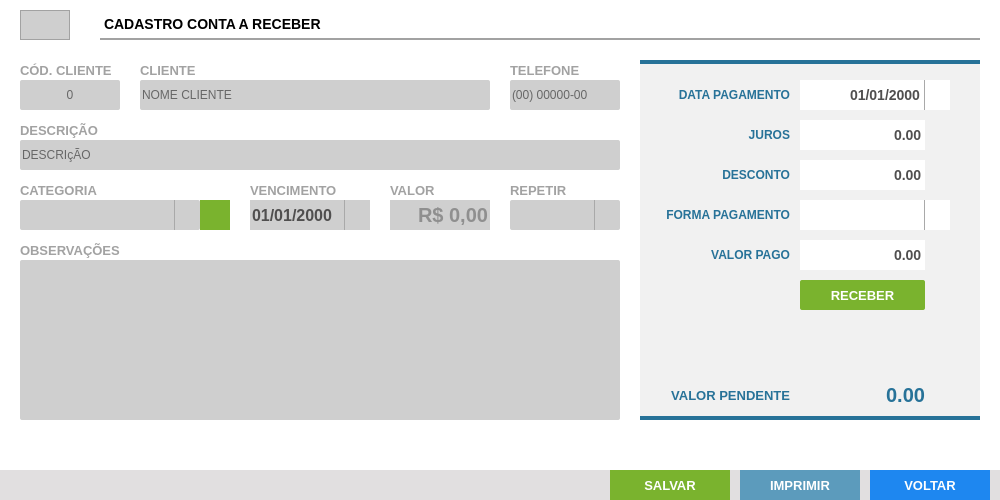
The window that UI_Files/formAReceber.ui (andrersp/controleEstoque) describes before a commit, drawn with Qt 5.
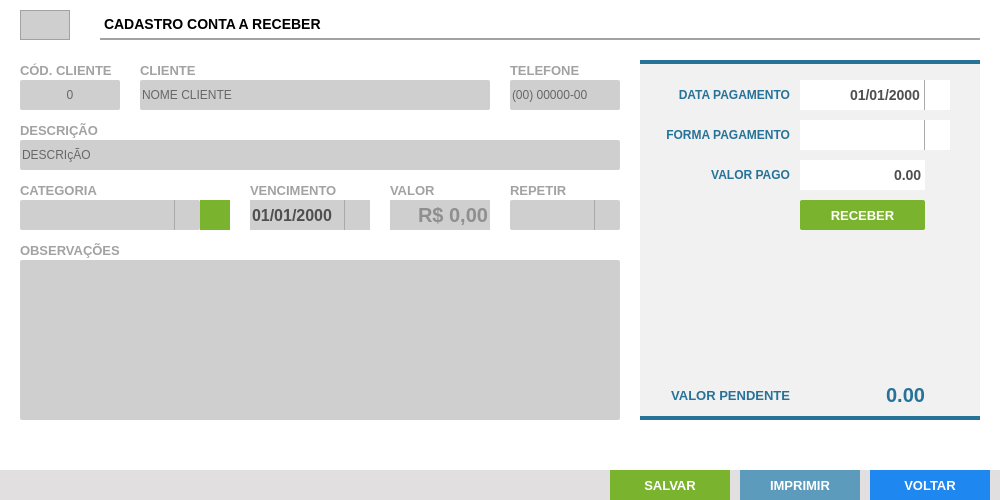
The same window after the commit. Icons and pictures are not drawn.

What changed in the file:
```diff
--- a/UI_Files/formAReceber.ui
+++ b/UI_Files/formAReceber.ui
@@ -573,41 +573,6 @@
     <property name="frameShadow">
      <enum>QFrame::Raised</enum>
     </property>
-    <widget class="QLineEdit" name="tx_juros">
-     <property name="geometry">
-      <rect>
-       <x>160</x>
-       <y>60</y>
-       <width>125</width>
-       <height>30</height>
-      </rect>
-     </property>
-     <property name="focusPolicy">
-      <enum>Qt::WheelFocus</enum>
-     </property>
-     <property name="styleSheet">
-      <string notr="true">QLineEdit{
-background: #FFF;
-border: none;
-font-family: &quot;Arial&quot;;
-font-size: 14px;
-font-weight: bold;
-color: rgb(80,79,79)
-}
-QLineEdit:Focus {
-border: 1px solid red;
-}</string>
-     </property>
-     <property name="text">
-      <string>0.00</string>
-     </property>
-     <property name="alignment">
-      <set>Qt::AlignRight|Qt::AlignTrailing|Qt::AlignVCenter</set>
-     </property>
-     <property name="placeholderText">
-      <string>R$ 0.00</string>
-     </property>
-    </widget>
     <widget class="QLabel" name="lb_FormVenda_14">
      <property name="geometry">
       <rect>
@@ -701,31 +666,6 @@
       <bool>true</bool>
      </property>
     </widget>
-    <widget class="QLabel" name="lb_FormVenda_25">
-     <property name="geometry">
-      <rect>
-       <x>20</x>
-       <y>60</y>
-       <width>130</width>
-       <height>30</height>
-      </rect>
-     </property>
-     <property name="styleSheet">
-      <string notr="true">QLabel{
-font-size: 12px;
-font-family: &quot;Arial&quot;;
-font-weight: bold;
-color: #277298;
-border: none
-}</string>
-     </property>
-     <property name="text">
-      <string>JUROS</string>
-     </property>
-     <property name="alignment">
-      <set>Qt::AlignRight|Qt::AlignTrailing|Qt::AlignVCenter</set>
-     </property>
-    </widget>
     <widget class="QLabel" name="lb_FormVenda_22">
      <property name="geometry">
       <rect>
@@ -776,71 +716,11 @@
       <set>Qt::AlignRight|Qt::AlignTrailing|Qt::AlignVCenter</set>
      </property>
     </widget>
-    <widget class="QLineEdit" name="tx_desconto">
-     <property name="geometry">
-      <rect>
-       <x>160</x>
-       <y>100</y>
-       <width>125</width>
-       <height>30</height>
-      </rect>
-     </property>
-     <property name="focusPolicy">
-      <enum>Qt::WheelFocus</enum>
-     </property>
-     <property name="styleSheet">
-      <string notr="true">QLineEdit{
-background: #FFF;
-border: none;
-font-family: &quot;Arial&quot;;
-font-size: 14px;
-font-weight: bold;
-color: rgb(80,79,79)
-}
-QLineEdit:Focus {
-border: 1px solid red;
-}</string>
-     </property>
-     <property name="text">
-      <string>0.00</string>
-     </property>
-     <property name="alignment">
-      <set>Qt::AlignRight|Qt::AlignTrailing|Qt::AlignVCenter</set>
-     </property>
-     <property name="placeholderText">
-      <string>R$ 0.00</string>
-     </property>
-    </widget>
-    <widget class="QLabel" name="lb_FormVenda_26">
-     <property name="geometry">
-      <rect>
-       <x>20</x>
-       <y>100</y>
-       <width>130</width>
-       <height>30</height>
-      </rect>
-     </property>
-     <property name="styleSheet">
-      <string notr="true">QLabel{
-font-size: 12px;
-font-family: &quot;Arial&quot;;
-font-weight: bold;
-color: #277298;
-border: none
-}</string>
-     </property>
-     <property name="text">
-      <string>DESCONTO</string>
-     </property>
-     <property name="alignment">
-      <set>Qt::AlignRight|Qt::AlignTrailing|Qt::AlignVCenter</set>
-     </property>
-    </widget>
     <widget class="QLineEdit" name="tx_valorPago">
      <property name="geometry">
       <rect>
        <x>160</x>
-       <y>180</y>
+       <y>100</y>
        <width>125</width>
        <height>30</height>
       </rect>
@@ -875,7 +755,7 @@
      <property name="geometry">
       <rect>
        <x>20</x>
-       <y>140</y>
+       <y>60</y>
        <width>130</width>
        <height>30</height>
       </rect>
@@ -900,7 +780,7 @@
      <property name="geometry">
       <rect>
        <x>160</x>
-       <y>140</y>
+       <y>60</y>
        <width>150</width>
        <height>30</height>
       </rect>
@@ -937,7 +817,7 @@
      <property name="geometry">
       <rect>
        <x>20</x>
-       <y>180</y>
+       <y>100</y>
        <width>130</width>
        <height>30</height>
       </rect>
@@ -965,7 +845,7 @@
      <property name="geometry">
       <rect>
        <x>160</x>
-       <y>220</y>
+       <y>140</y>
        <width>125</width>
        <height>30</height>
       </rect>
```
